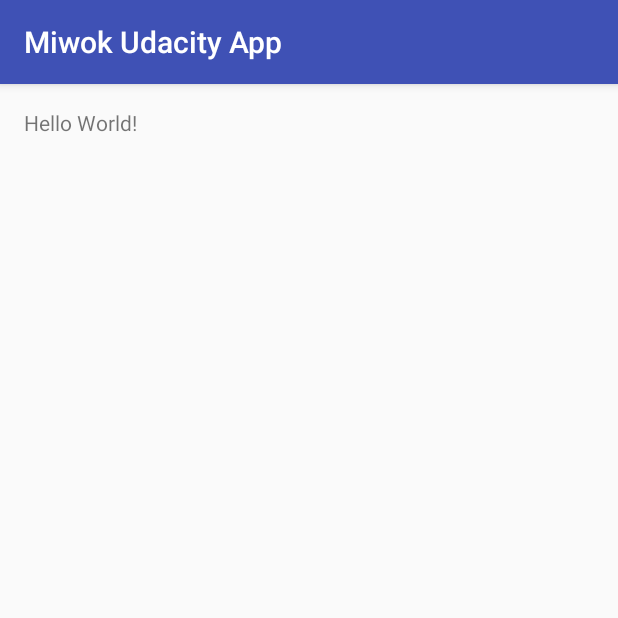
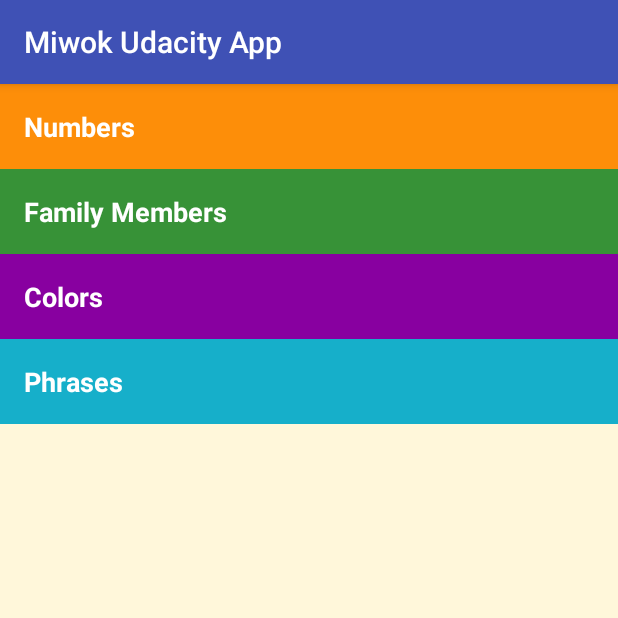
Before and after one commit to ramb0Ram/miwok_udacity_app, an Android app: the screen it shows after launch (MainActivity), on a phone screen of 412 x 824 dp, the top half of it. Run offline under Robolectric (Android 15) with nearby library versions, the light colour scheme and no system bars.

Commit message:
Menu in MainActivity

```diff
--- a/app/src/main/res/layout/activity_main.xml
+++ b/app/src/main/res/layout/activity_main.xml
@@ -4,14 +4,47 @@
     android:id="@+id/activity_main"
     android:layout_width="match_parent"
     android:layout_height="match_parent"
-    android:paddingBottom="@dimen/activity_vertical_margin"
-    android:paddingLeft="@dimen/activity_horizontal_margin"
-    android:paddingRight="@dimen/activity_horizontal_margin"
-    android:paddingTop="@dimen/activity_vertical_margin"
+
     tools:context="com.example.goku.miwokudacityapp.MainActivity">
 
-    <TextView
-        android:layout_width="wrap_content"
-        android:layout_height="wrap_content"
-        android:text="Hello World!" />
+    <LinearLayout
+        android:layout_width="match_parent"
+        android:layout_height="match_parent"
+        android:orientation="vertical"
+        android:background="@color/tan_background">
+        <TextView
+            android:layout_width="match_parent"
+            android:layout_height="wrap_content"
+            android:text="@string/category_numbers"
+            android:id="@+id/numbers"
+            style="@style/CategoryStyle"
+            android:background="@color/category_numbers"/>
+
+        <TextView
+            android:layout_width="match_parent"
+            android:layout_height="wrap_content"
+            android:text="@string/category_family"
+            android:id="@+id/family"
+            style="@style/CategoryStyle"
+            android:background="@color/category_family"/>
+
+        <TextView
+            android:layout_width="match_parent"
+            android:layout_height="wrap_content"
+            android:text="@string/category_colors"
+            android:id="@+id/colors"
+            style="@style/CategoryStyle"
+            android:background="@color/category_colors"/>
+
+        <TextView
+            android:layout_width="match_parent"
+            android:layout_height="wrap_content"
+            android:text="@string/category_phrases"
+            android:id="@+id/phrases"
+            style="@style/CategoryStyle"
+            android:background="@color/category_phrases"/>
+
+    </LinearLayout>
+
+
 </RelativeLayout>
--- a/app/src/main/res/values/colors.xml
+++ b/app/src/main/res/values/colors.xml
@@ -3,4 +3,12 @@
     <color name="colorPrimary">#3F51B5</color>
     <color name="colorPrimaryDark">#303F9F</color>
     <color name="colorAccent">#FF4081</color>
+
+    <color name="primary_color">#4A312A</color>
+    <color name="primary_dark_color">#2F1D1A</color>
+    <color name="tan_background">#FFF7DA</color>
+    <color name="category_numbers">#FD8E09</color>
+    <color name="category_family">#379237</color>
+    <color name="category_colors">#8800A0</color>
+    <color name="category_phrases">#16AFCA</color>
 </resources>
--- a/app/src/main/res/values/dimens.xml
+++ b/app/src/main/res/values/dimens.xml
@@ -1,4 +1,6 @@
 <resources>
+    <!-- Height of each list item -->
+    <dimen name="list_item_height">88dp</dimen>
     <!-- Default screen margins, per the Android Design guidelines. -->
     <dimen name="activity_horizontal_margin">16dp</dimen>
     <dimen name="activity_vertical_margin">16dp</dimen>
--- a/app/src/main/res/values/strings.xml
+++ b/app/src/main/res/values/strings.xml
@@ -1,3 +1,7 @@
 <resources>
     <string name="app_name">Miwok Udacity App</string>
+    <string name="category_numbers">Numbers</string>
+    <string name="category_family">Family Members</string>
+    <string name="category_colors">Colors</string>
+    <string name="category_phrases">Phrases</string>
 </resources>
--- a/app/src/main/res/values/styles.xml
+++ b/app/src/main/res/values/styles.xml
@@ -7,5 +7,14 @@
         <item name="colorPrimaryDark">@color/colorPrimaryDark</item>
         <item name="colorAccent">@color/colorAccent</item>
     </style>
+    <style name="CategoryStyle">
+        <item name="android:layout_width">match_parent</item>
+        <item name="android:layout_height">@dimen/list_item_height</item>
+        <item name="android:gravity">center_vertical</item>
+        <item name="android:padding">16dp</item>
+        <item name="android:textColor">@android:color/white</item>
+        <item name="android:textStyle">bold</item>
+        <item name="android:textAppearance">@style/TextAppearance.AppCompat.Medium</item>
+    </style>
 
 </resources>
```
